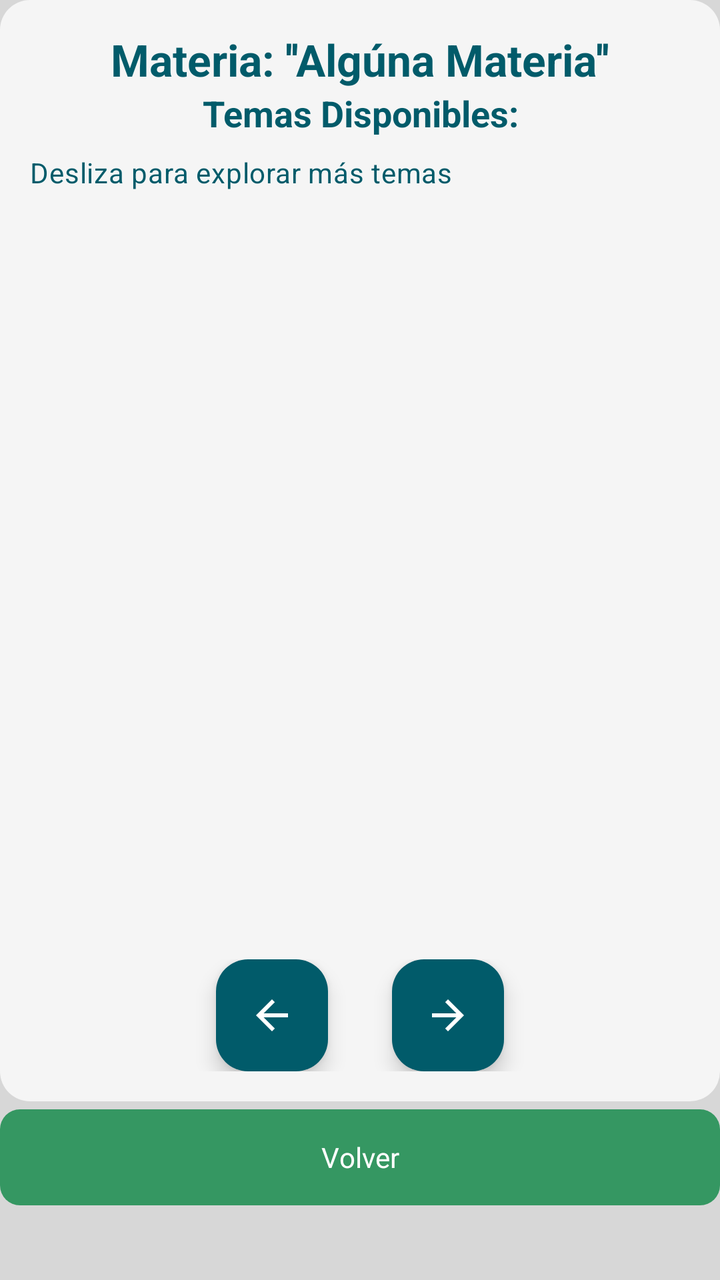
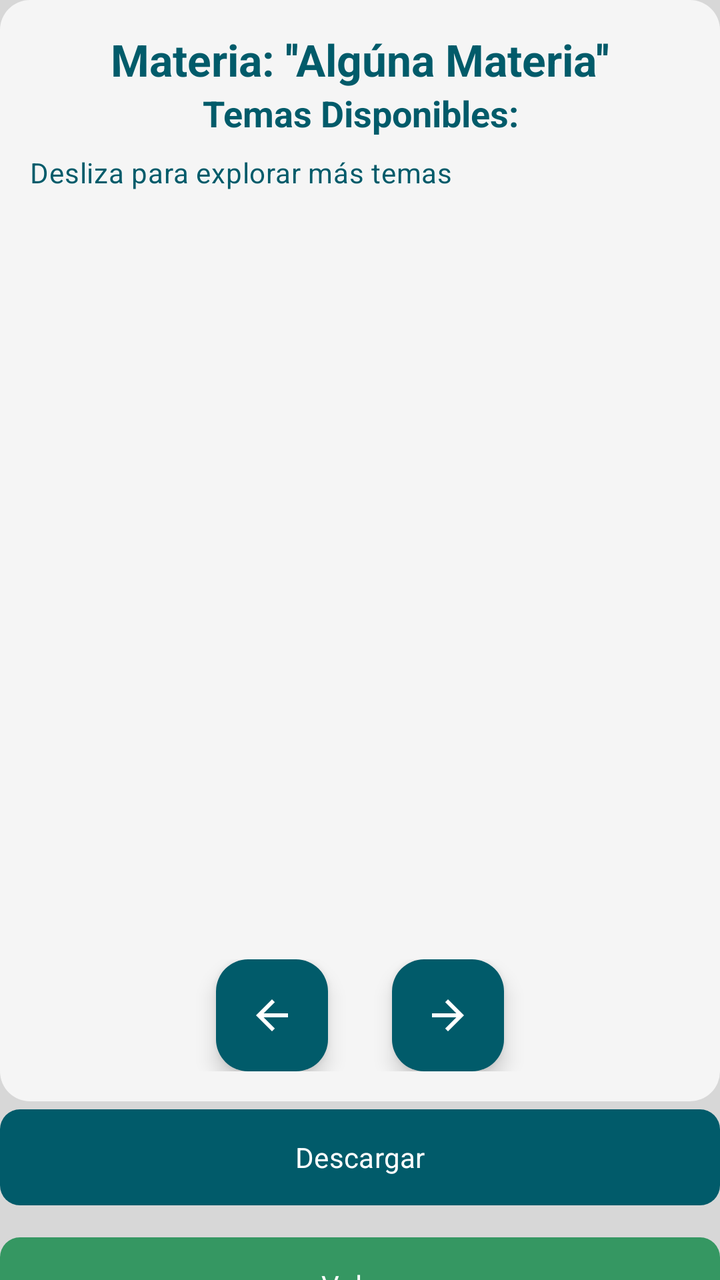

Two renders of the same Android screen: before a commit and after it. Below are the layout's source before the change and the commit's diff.
<!-- AndroidManifest.xml: application theme Base.Theme.SmartLearn -->
<!-- res/layout/fragment_temas.xml -->
<?xml version="1.0" encoding="utf-8"?>
<LinearLayout xmlns:android="http://schemas.android.com/apk/res/android"
    xmlns:app="http://schemas.android.com/apk/res-auto"
    xmlns:tools="http://schemas.android.com/tools"
    android:layout_width="match_parent"
    android:layout_height="match_parent"
    android:background="?attr/android:colorBackground"
    android:orientation="vertical"
    tools:context=".ui.main.combo.principal.tema.TemasFragment">

    <LinearLayout
        android:layout_width="match_parent"
        android:layout_height="wrap_content"
        android:background="@drawable/bg_esquinas_redondeadas_fondo"
        android:backgroundTint="?attr/colorSurface"
        android:orientation="vertical"
        android:padding="15dp">

        <TextView
            android:id="@+id/tvNombreMateria"
            android:layout_width="match_parent"
            android:layout_height="wrap_content"
            android:gravity="center"
            android:text="Materia: ''Algúna Materia''"
            android:textAppearance="?attr/textAppearanceHeadlineMedium"
            android:textColor="?attr/colorTertiary"
            android:textStyle="bold" />

        <TextView
            android:layout_width="match_parent"
            android:layout_height="wrap_content"
            android:gravity="center"
            android:text="Temas Disponibles:"
            android:textAppearance="?attr/textAppearanceTitleLarge"
            android:textColor="?attr/colorTertiary"
            android:textStyle="bold" />

        <TextView
            android:layout_width="match_parent"
            android:layout_height="wrap_content"
            android:layout_marginTop="8dp"
            android:text="Desliza para explorar más temas"
            android:textAppearance="?attr/textAppearanceBodyMedium"
            android:textColor="?attr/colorTertiary" />


        <androidx.viewpager2.widget.ViewPager2
            android:id="@+id/viewPagerTemas"
            android:layout_width="match_parent"
            android:layout_height="350dp"
            android:layout_marginTop="16dp"
            android:layout_marginBottom="8dp"
            android:clipChildren="false"
            android:clipToPadding="false"
            android:paddingStart="36dp"
            android:paddingEnd="40dp" />

        <LinearLayout
            android:layout_width="match_parent"
            android:layout_height="wrap_content"
            android:layout_marginTop="10dp"
            android:gravity="center"
            android:orientation="horizontal">

            <com.google.android.material.floatingactionbutton.FloatingActionButton
                android:id="@+id/btn_prev_tema"
                android:layout_width="wrap_content"
                android:layout_height="wrap_content"
                android:layout_marginEnd="16dp"
                android:contentDescription="Tema anterior"
                android:src="@drawable/ic_arrow_back"
                app:backgroundTint="@color/colorAccent"
                app:fabSize="mini"
                app:tint="@android:color/white" />

            <LinearLayout
                android:id="@+id/indicadores_container_temas"
                android:layout_width="wrap_content"
                android:layout_height="wrap_content"
                android:gravity="center"
                android:orientation="horizontal" />

            <com.google.android.material.floatingactionbutton.FloatingActionButton
                android:id="@+id/btn_next_tema"
                android:layout_width="wrap_content"
                android:layout_height="wrap_content"
                android:layout_marginStart="16dp"
                android:contentDescription="Tema siguiente"
                android:src="@drawable/ic_arrow_forward"
                app:backgroundTint="@color/colorAccent"
                app:fabSize="mini"
                app:tint="@android:color/white" />
        </LinearLayout>
    </LinearLayout>

    <com.google.android.material.button.MaterialButton
        android:id="@+id/btn_volver"
        android:layout_width="match_parent"
        android:layout_height="56dp"
        android:layout_gravity="bottom"
        android:layout_marginBottom="10dp"
        android:contentDescription="Volver"
        android:text="Volver"
        android:textAllCaps="false"
        app:backgroundTint="?attr/colorSecondary"
        app:cornerRadius="10dp" />
</LinearLayout>
<!-- resources referenced by this layout -->
<resources>
  <color name="colorAccent">#015B6A</color>
  <!-- drawable bg_esquinas_redondeadas_fondo (drawable) -->
  <?xml version="1.0" encoding="utf-8"?>
  <shape xmlns:android="http://schemas.android.com/apk/res/android"
      android:shape="rectangle">
      <solid android:color="#C0000000" />
      <corners android:radius="15dp" />
  </shape>
  <!-- drawable ic_arrow_back (drawable) -->
  <vector xmlns:android="http://schemas.android.com/apk/res/android"
      android:width="24dp"
      android:height="24dp"
      android:autoMirrored="true"
      android:tint="#000000"
      android:viewportWidth="24"
      android:viewportHeight="24">
  
      <path
          android:fillColor="@android:color/white"
          android:pathData="M20,11H7.83l5.59,-5.59L12,4l-8,8 8,8 1.41,-1.41L7.83,13H20v-2z" />
  
  </vector>
  <!-- drawable ic_arrow_forward (drawable) -->
  <vector xmlns:android="http://schemas.android.com/apk/res/android"
      android:width="24dp"
      android:height="24dp"
      android:autoMirrored="true"
      android:tint="#000000"
      android:viewportWidth="24"
      android:viewportHeight="24">
  
      <path
          android:fillColor="@android:color/white"
          android:pathData="M12,4l-1.41,1.41L16.17,11H4v2h12.17l-5.58,5.59L12,20l8,-8z" />
  
  </vector>
  <style name="Base.Theme.SmartLearn" parent="Theme.Material3.DayNight.NoActionBar">
          <item name="fontFamily">@font/space_grotesk</item>
          <item name="android:statusBarColor">@color/black</item>
          <item name="android:windowLightStatusBar">false</item>
  
          
          <item name="colorPrimary">@color/colorHeader</item>
          <item name="colorOnPrimary">@color/colorOnBackground</item>
  
          <item name="android:colorBackground">@color/colorBackground</item>
          <item name="colorOnBackground">@color/colorOnBackground</item>
  
          <item name="colorSurface">@color/colorSurface</item>
          <item name="colorOnSurface">@color/colorOnSurface</item>
  
          <item name="colorSecondary">@color/colorSecondary</item>
          <item name="colorTertiary">@color/colorAccent</item>
          <item name="colorButtonNormal">#BEBFC3</item>
          <item name="colorError">#88FF4444</item>
  
          
          <item name="textAppearanceHeadlineMedium">@style/TextAppearance.SmartLearn.Medium.Headline</item>
  
          <item name="textAppearanceTitleLarge">
              @style/TextAppearance.SmartLearn.Medium.Subtitle
          </item>
  
          <item name="textAppearanceBodyLarge">
              @style/TextAppearance.SmartLearn.Medium.Body
          </item>
  
          <item name="textAppearanceBodyMedium">
              @style/TextAppearance.SmartLearn.Medium.BodyReading
          </item>
      </style>
  <color name="black">#FF000000</color>
  <color name="colorHeader">#2B5481</color>
  <color name="colorOnBackground">#FFFFFFFF</color>
  <color name="colorBackground">#D7D7D7</color>
  <color name="colorSurface">#FFFFFFFF</color>
  <color name="colorOnSurface">#FF000000</color>
  <color name="colorSecondary">#359762</color>
  <style name="TextAppearance.SmartLearn.Medium.Headline" parent="TextAppearance.Material3.HeadlineMedium">
          <item name="android:textSize">22sp</item>
      </style>
  <style name="TextAppearance.SmartLearn.Medium.Subtitle" parent="TextAppearance.Material3.TitleLarge">
          <item name="android:textSize">18sp</item>
      </style>
  <style name="TextAppearance.SmartLearn.Medium.Body" parent="TextAppearance.Material3.BodyLarge">
          <item name="android:textSize">16sp</item>
      </style>
  <style name="TextAppearance.SmartLearn.Medium.BodyReading" parent="TextAppearance.Material3.BodyMedium">
          <item name="android:textSize">14sp</item>
          <item name="android:lineSpacingExtra">10dp</item>
      </style>
</resources>

<!-- the commit's change to res/layout/fragment_temas.xml (unified diff, before → after) -->
@@ -94,6 +94,18 @@
     </LinearLayout>
 
     <com.google.android.material.button.MaterialButton
+        android:id="@+id/btn_accion_offline_materia"
+        android:layout_width="match_parent"
+        android:layout_height="56dp"
+        android:layout_gravity="bottom"
+        android:layout_marginBottom="8dp"
+        android:contentDescription="Descargar o desinstalar materia"
+        android:text="Descargar"
+        android:textAllCaps="false"
+        app:backgroundTint="?attr/colorTertiary"
+        app:cornerRadius="10dp" />
+
+    <com.google.android.material.button.MaterialButton
         android:id="@+id/btn_volver"
         android:layout_width="match_parent"
         android:layout_height="56dp"
<!-- resource entries referenced after the edit -->
@@ -57,7 +57,8 @@
           <item name="colorError">#88FF4444</item>
   
           
-          <item name="textAppearanceHeadlineMedium">@style/TextAppearance.SmartLearn.Medium.Headline</item>
+          <item name="textAppearanceHeadlineMedium">@style/TextAppearance.SmartLearn.Medium.Headline
+          </item>
   
           <item name="textAppearanceTitleLarge">
               @style/TextAppearance.SmartLearn.Medium.Subtitle
